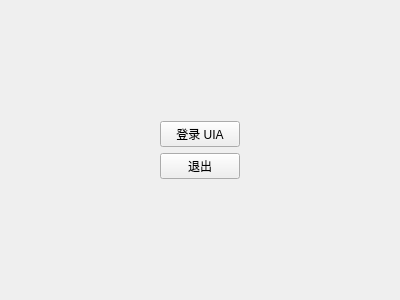
Before: the Qt Designer form src/gui/home_page.ui in azazo1/campus-bot, drawn with Qt 5.
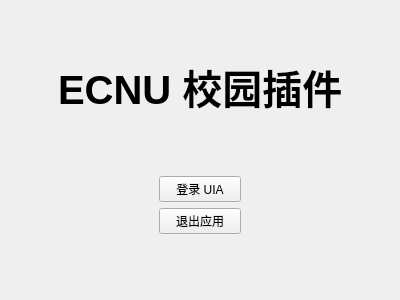
After: the same form once the commit is applied.

Commit message: ui: homoe_page 标题

```diff
--- a/src/gui/home_page.ui
+++ b/src/gui/home_page.ui
@@ -46,18 +46,60 @@
       </spacer>
      </item>
      <item>
-      <widget class="QPushButton" name="uiaLoginBtn">
+      <widget class="QLabel" name="homeTitleLabel">
+       <property name="styleSheet">
+        <string notr="true">font: bold 40px;</string>
+       </property>
        <property name="text">
-        <string>登录 UIA</string>
+        <string>ECNU 校园插件</string>
        </property>
       </widget>
      </item>
      <item>
-      <widget class="QPushButton" name="quitBtn">
-       <property name="text">
-        <string>退出</string>
+      <spacer name="verticalSpacer_3">
+       <property name="orientation">
+        <enum>Qt::Orientation::Vertical</enum>
        </property>
-      </widget>
+       <property name="sizeHint" stdset="0">
+        <size>
+         <width>20</width>
+         <height>40</height>
+        </size>
+       </property>
+      </spacer>
+     </item>
+     <item>
+      <layout class="QHBoxLayout" name="horizontalLayout_3">
+       <item>
+        <widget class="QWidget" name="verticalWidget" native="true">
+         <property name="maximumSize">
+          <size>
+           <width>100</width>
+           <height>16777215</height>
+          </size>
+         </property>
+         <layout class="QVBoxLayout" name="verticalLayout_2">
+          <property name="sizeConstraint">
+           <enum>QLayout::SizeConstraint::SetDefaultConstraint</enum>
+          </property>
+          <item>
+           <widget class="QPushButton" name="uiaLoginBtn">
+            <property name="text">
+             <string>登录 UIA</string>
+            </property>
+           </widget>
+          </item>
+          <item>
+           <widget class="QPushButton" name="quitBtn">
+            <property name="text">
+             <string>退出应用</string>
+            </property>
+           </widget>
+          </item>
+         </layout>
+        </widget>
+       </item>
+      </layout>
      </item>
      <item>
       <spacer name="verticalSpacer_2">
```
The commit also changes 1 other file.
